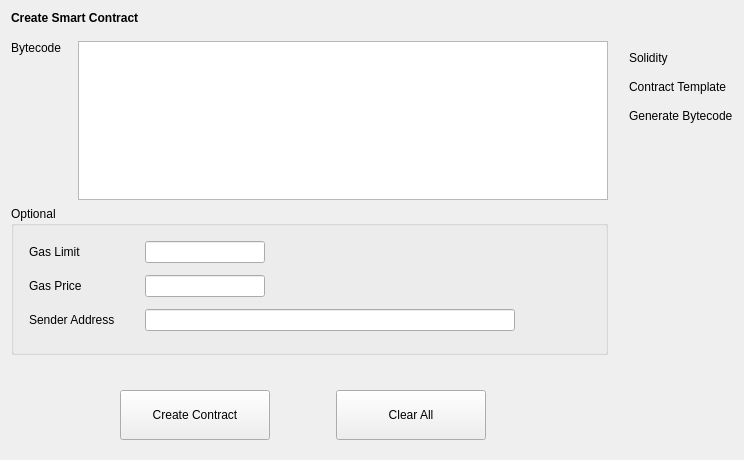
Above: src/qt/forms/createcontract.ui from qtumproject/qtum before the change. Below: the same form after it.
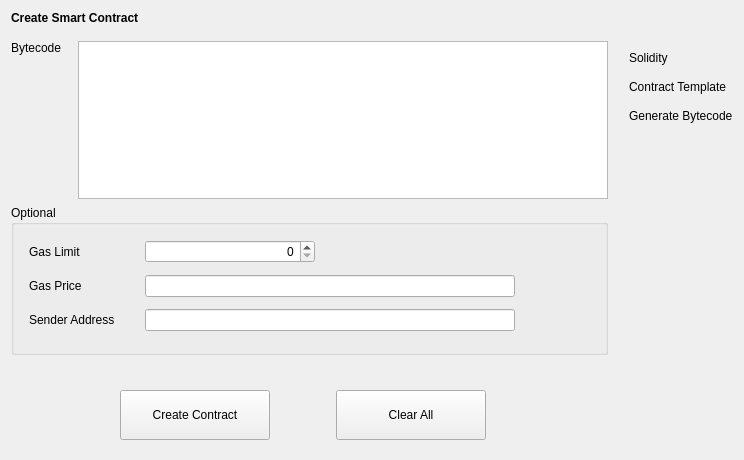
That is the form after the change. Custom widgets are drawn as their Qt base class.

Commit message: Update contract GUI defaults

What changed in the file:
```diff
--- a/src/qt/forms/createcontract.ui
+++ b/src/qt/forms/createcontract.ui
@@ -130,14 +130,7 @@
            </widget>
           </item>
           <item row="1" column="1">
-           <widget class="QLineEdit" name="lineEditGasPrice">
-            <property name="maximumSize">
-             <size>
-              <width>120</width>
-              <height>16777215</height>
-             </size>
-            </property>
-           </widget>
+           <widget class="BitcoinAmountField" name="lineEditGasPrice"/>
           </item>
           <item row="2" column="0">
            <widget class="QLabel" name="labelSenderAddress">
@@ -176,13 +169,16 @@
            </spacer>
           </item>
           <item row="0" column="1">
-           <widget class="QLineEdit" name="lineEditGasLimit">
+           <widget class="QSpinBox" name="lineEditGasLimit">
             <property name="maximumSize">
              <size>
-              <width>120</width>
+              <width>170</width>
               <height>16777215</height>
              </size>
             </property>
+            <property name="alignment">
+             <set>Qt::AlignRight|Qt::AlignTrailing|Qt::AlignVCenter</set>
+            </property>
            </widget>
           </item>
          </layout>
@@ -364,6 +360,14 @@
    </item>
   </layout>
  </widget>
+ <customwidgets>
+  <customwidget>
+   <class>BitcoinAmountField</class>
+   <extends>QLineEdit</extends>
+   <header>bitcoinamountfield.h</header>
+   <container>1</container>
+  </customwidget>
+ </customwidgets>
  <resources/>
  <connections/>
 </ui>
```
The commit also changes 5 other files.
